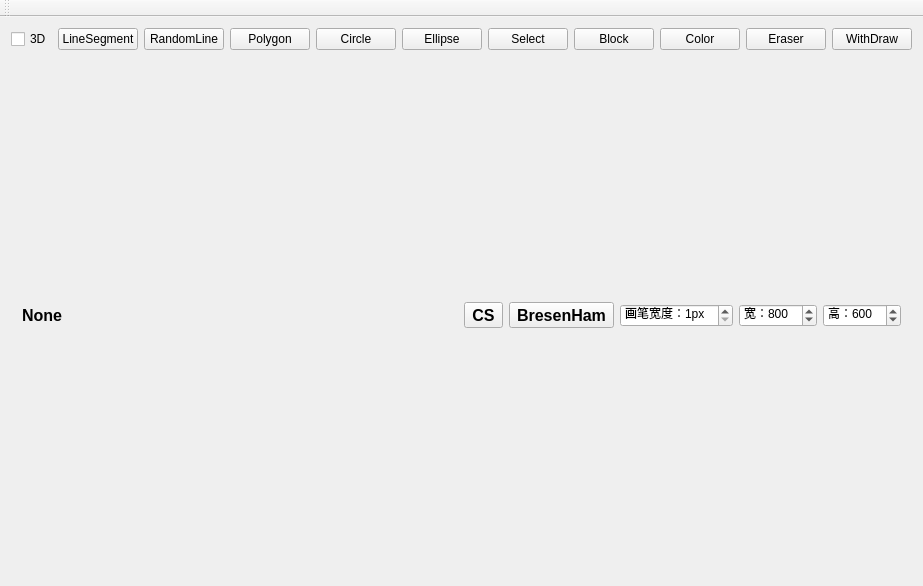
First picture: the form in mainwindow.ui, repository TamakiRinko/Painter, before the edit.
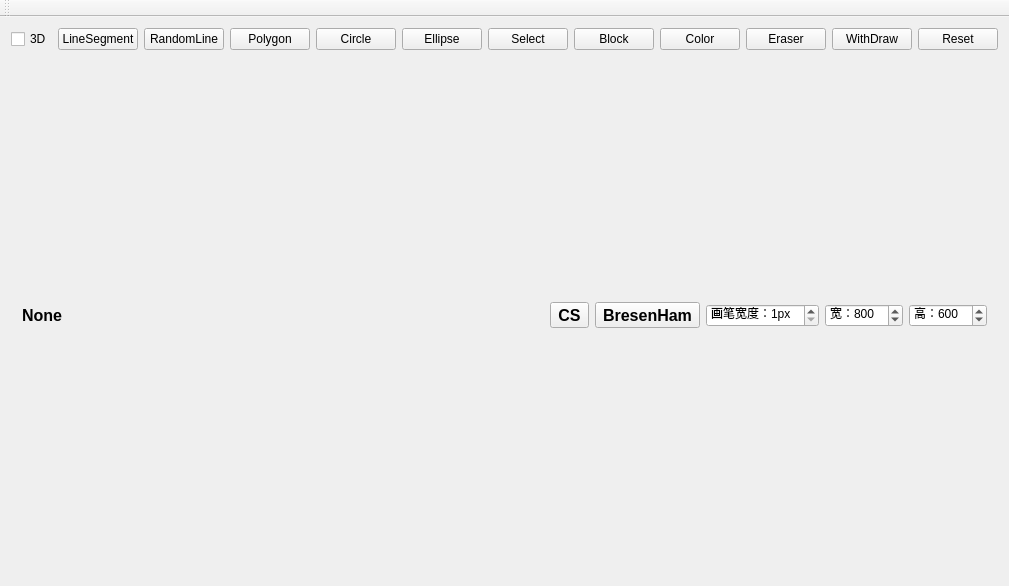
Second picture: the form after the edit.

Diff of the .ui file:
```diff
--- a/mainwindow.ui
+++ b/mainwindow.ui
@@ -173,7 +173,7 @@
      <layout class="QVBoxLayout" name="Canvas"/>
     </item>
     <item row="0" column="0" colspan="2">
-     <layout class="QHBoxLayout" name="horizontalLayout_3" stretch="1,10,10,10,10,10,10,10,10,10,10">
+     <layout class="QHBoxLayout" name="horizontalLayout_3" stretch="1,10,10,10,10,10,10,10,10,10,10,10">
       <item>
        <widget class="QCheckBox" name="PaintModeCheckBox">
         <property name="text">
@@ -251,6 +251,13 @@
         </property>
        </widget>
       </item>
+      <item>
+       <widget class="QPushButton" name="ResetButton">
+        <property name="text">
+         <string>Reset</string>
+        </property>
+       </widget>
+      </item>
      </layout>
     </item>
    </layout>
```
